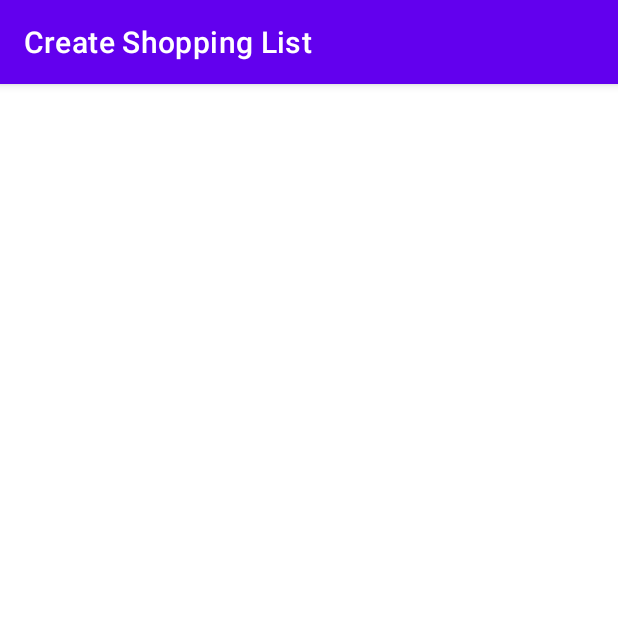
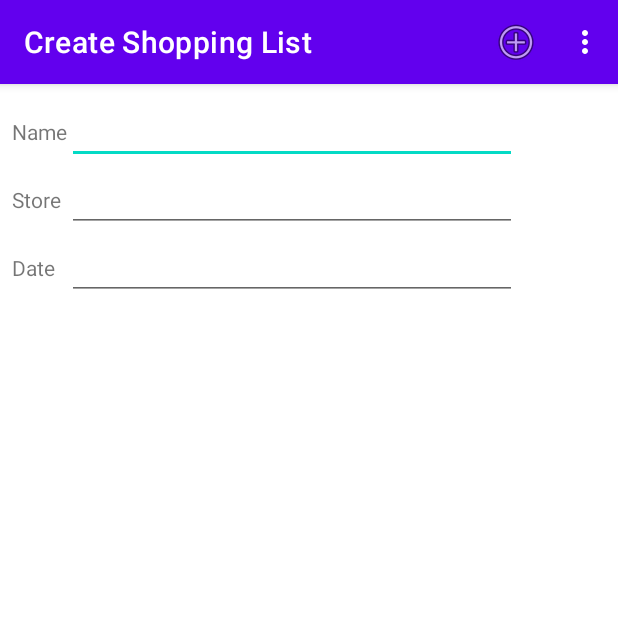
Before and after one commit to quan4baby/Shopper, an Android app: the CreateList screen opened directly, with no data from a screen before it, on a phone screen of 412 x 824 dp, the top half of it. Run offline under Robolectric (Android 15) with nearby library versions, the phone set to English and light mode, and no system bars.

Commit message:
Tuesday, February 2

```diff
--- a/app/src/main/java/com/example/shopper/CreateList.java
+++ b/app/src/main/java/com/example/shopper/CreateList.java
@@ -1,17 +1,31 @@
 package com.example.shopper;
 
+import android.content.Intent;
 import android.os.Bundle;
-
-import com.google.android.material.floatingactionbutton.FloatingActionButton;
-import com.google.android.material.snackbar.Snackbar;
 
 import androidx.appcompat.app.AppCompatActivity;
 import androidx.appcompat.widget.Toolbar;
 
+import android.view.Menu;
 import android.view.MenuItem;
 import android.view.View;
+import android.widget.EditText;
+
+import java.util.Calendar;
 
 public class CreateList extends AppCompatActivity {
+
+    // declare Intent
+    Intent intent;
+
+    // declare EditTexts
+    EditText nameEditText;
+    EditText storeEditText;
+    EditText dateEditText;
+
+    // declare Calendar
+    Calendar calendar;
+
 
     @Override
     protected void onCreate(Bundle savedInstanceState) {
@@ -19,7 +33,63 @@ public class CreateList extends AppCompatActivity {
         setContentView(R.layout.activity_create_list);
         Toolbar toolbar = findViewById(R.id.toolbar);
         setSupportActionBar(toolbar);
+
+        // initialize EditTexts
+        nameEditText = (EditText) findViewById(R.id.nameEditText);
+        storeEditText = (EditText) findViewById(R.id.storeEditText);
+        dateEditText = (EditText) findViewById(R.id.dateEditText);
     }
+
+    /**
+     * This method further initializes the Action Bar of the activity.
+     * It gets the code (XML) in the menu resource file and incorporates it
+     * into the Action Bar.
+     * @param menu menu resource file for the activity
+     * @return true
+     */
+    @Override
+    public boolean onCreateOptionsMenu(Menu menu) {
+        // Inflate the menu; this adds items to the action bar if it is present.
+        getMenuInflater().inflate(R.menu.menu_create_list, menu);
+        return true;
+    }
+
+    /**
+     * This method gets called when a menu item in the overflow menu is
+     * selected and it controls what happens when the menu item is selected.
+     * @param item selected menu item in the overflow menu
+     * @return true if menu item is selcted, else false
+     */
+    @Override
+    public boolean onOptionsItemSelected(MenuItem item) {
+        // get the id of menu item selected
+        switch (item.getItemId()){
+            case R.id.action_home :
+                // initialize an Intent for the MainActivity and start it
+                intent = new Intent(this, MainActivity.class);
+                startActivity(intent);
+                return true;
+            case R.id.action_create_list :
+                // initialize an Intent for the CreateList Activity and start it
+                intent = new Intent(this, CreateList.class);
+                startActivity(intent);
+                return true;
+            default:
+                return super.onOptionsItemSelected(item);
+        }
+    }
+
+    /**
+     * This method gets called when the add FLoating Action Button is clicked.
+     * It starts the CreateList Activity
+     * @param view MainActivity view
+     */
+    public void openCreateList(View view) {
+        // initialize an Intent for the CreateList Activity and start it
+        intent = new Intent(this, CreateList.class);
+        startActivity(intent);
+    }
+
 
     public void createList(MenuItem menuItem) {
 
--- a/app/src/main/res/layout/content_create_list.xml
+++ b/app/src/main/res/layout/content_create_list.xml
@@ -3,4 +3,71 @@
     xmlns:app="http://schemas.android.com/apk/res-auto"
     android:layout_width="match_parent"
     android:layout_height="match_parent"
-    app:layout_behavior="@string/appbar_scrolling_view_behavior"></androidx.constraintlayout.widget.ConstraintLayout>
+    app:layout_behavior="@string/appbar_scrolling_view_behavior">
+
+    <TableLayout
+        android:layout_width="match_parent"
+        android:layout_height="match_parent"
+        android:layout_marginStart="8dp"
+        android:layout_marginLeft="8dp"
+        android:layout_marginTop="8dp"
+        app:layout_constraintStart_toStartOf="parent"
+        app:layout_constraintTop_toTopOf="parent">
+
+        <TableRow
+            android:layout_width="match_parent"
+            android:layout_height="match_parent" >
+
+            <TextView
+                android:id="@+id/nameTextView"
+                android:layout_width="wrap_content"
+                android:layout_height="wrap_content"
+                android:text="@string/name" />
+
+            <EditText
+                android:id="@+id/nameEditText"
+                android:layout_width="wrap_content"
+                android:layout_height="wrap_content"
+                android:width="300dp"
+                android:ems="10"
+                android:inputType="textPersonName" />
+        </TableRow>
+
+        <TableRow
+            android:layout_width="match_parent"
+            android:layout_height="match_parent" >
+
+            <TextView
+                android:id="@+id/storeTextView"
+                android:layout_width="wrap_content"
+                android:layout_height="wrap_content"
+                android:text="@string/store" />
+
+            <EditText
+                android:id="@+id/storeEditText"
+                android:layout_width="wrap_content"
+                android:layout_height="wrap_content"
+                android:ems="10"
+                android:inputType="textPersonName" />
+        </TableRow>
+
+        <TableRow
+            android:layout_width="match_parent"
+            android:layout_height="match_parent" >
+
+            <TextView
+                android:id="@+id/dateTextView"
+                android:layout_width="wrap_content"
+                android:layout_height="wrap_content"
+                android:text="@string/date" />
+
+            <EditText
+                android:id="@+id/dateEditText"
+                android:layout_width="wrap_content"
+                android:layout_height="wrap_content"
+                android:ems="10"
+                android:inputType="date" />
+        </TableRow>
+
+    </TableLayout>
+</androidx.constraintlayout.widget.ConstraintLayout>
--- a/app/src/main/res/values/strings.xml
+++ b/app/src/main/res/values/strings.xml
@@ -3,4 +3,7 @@
     <string name="action_home">Home</string>
     <string name="action_create_shopping_list">Create Shopping List</string>
     <string name="title_activity_create_list">Create Shopping List</string>
+    <string name="name">Name</string>
+    <string name="store">Store</string>
+    <string name="date">Date</string>
 </resources>
```
Also changed, not shown: app/src/main/java/com/example/shopper/MainActivity.java (+45 -13 lines).
